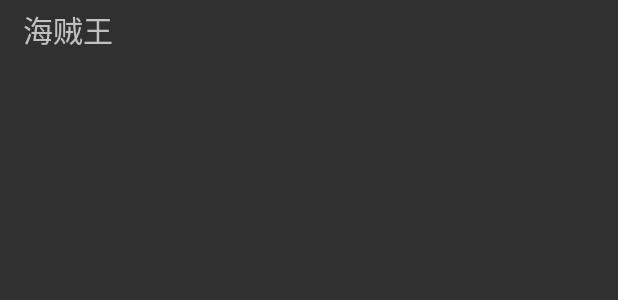
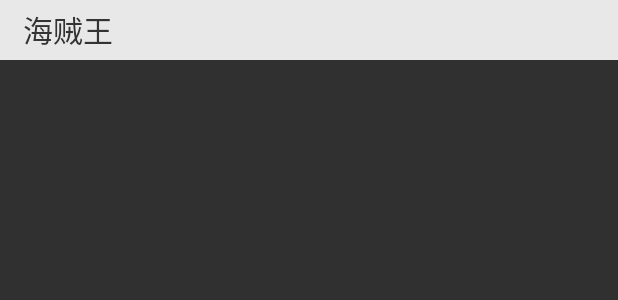
Before and after one commit to DengHuiJun/AndroidTranningDemo, an Android app: the layout main_list_item.xml on its own in the app's theme, with its tools: preview values and no code run, on a phone screen of 412 x 824 dp. Shown: the top 300 px of the screen. Run offline under Robolectric (Android 15) with nearby library versions, the phone set to English and light mode, and no system bars.

Commit message:
Add自定义学习

```diff
--- a/app/src/main/java/com/zero/androidtranningdemo/AppContext.java
+++ b/app/src/main/java/com/zero/androidtranningdemo/AppContext.java
@@ -42,4 +42,8 @@
         }
         return processName;
     }
+
+    public static String printMermory() {
+        return "";
+    }
 }
--- /dev/null
+++ b/app/src/main/res/drawable/common_list_item_bg.xml
@@ -0,0 +1,8 @@
+<?xml version="1.0" encoding="utf-8"?>
+
+<selector xmlns:android="http://schemas.android.com/apk/res/android">
+    <item android:drawable="@color/common_item_bg_pressed" android:state_focused="true" />
+    <item android:drawable="@color/common_item_bg_pressed" android:state_pressed="true" />
+    <item android:drawable="@color/common_item_bg_pressed" android:state_selected="true" />
+    <item android:drawable="@color/common_list_item_bg_normal" />
+</selector>
--- a/app/src/main/res/layout/main_list_item.xml
+++ b/app/src/main/res/layout/main_list_item.xml
@@ -2,7 +2,8 @@
 <LinearLayout xmlns:android="http://schemas.android.com/apk/res/android"
     android:orientation="vertical"
     android:layout_width="match_parent"
-    android:layout_height="wrap_content">
+    android:layout_height="wrap_content"
+    android:background="@drawable/common_list_item_bg" >
 
     <LinearLayout
         android:id="@+id/main_item_ly"
@@ -32,7 +33,8 @@
                 android:layout_height="40dp"
                 android:textSize="20sp"
                 android:text="海贼王"
-                android:gravity="left|center_vertical" />
+                android:gravity="left|center_vertical"
+                android:textColor="@color/font_color"/>
 
         </LinearLayout>
 
--- a/app/src/main/res/values/colors.xml
+++ b/app/src/main/res/values/colors.xml
@@ -2,7 +2,10 @@
 <resources>
     <color name="title_bar_bg">#3498DB</color>
     <color name="title_bar_btn_bg">#1ABC9C</color>
-    <color name="font_color">#ECF0F1</color>
+    <color name="font_color">#333333</color>
 
     <color name="main_activity_bg">#e8e8e8</color>
+
+    <color name="common_item_bg_pressed">#fffff8d7</color>
+    <color name="common_list_item_bg_normal">@color/main_activity_bg</color>
 </resources>
--- a/build.gradle
+++ b/build.gradle
@@ -9,7 +9,7 @@
     }
     dependencies {
         classpath 'com.android.tools.build:gradle:2.3.0'
-        classpath 'me.denghui.gradle:lintplugin:0.5.0'
+//        classpath 'me.denghui.gradle:lintplugin:0.5.0'
         // NOTE: Do not place your application dependencies here; they belong
         // in the individual module build.gradle files
     }
--- a/lintplugin/build.gradle
+++ b/lintplugin/build.gradle
@@ -8,7 +8,7 @@
 }
 
 group='me.denghui.gradle'
-version='0.5.0'
+version='0.6.0'
 
 uploadArchives {
     repositories {
--- a/settings.gradle
+++ b/settings.gradle
@@ -1 +1,2 @@
-include ':app','lintplugin'
+include ':app'
+//include ':lintplugin'
```
Also changed, not shown: app/build.gradle (+31 -14 lines), app/src/main/AndroidManifest.xml (+10 -7 lines), app/src/main/java/com/zero/androidtranningdemo/MainActivity.java (+10 -0 lines), app/src/main/java/com/zero/androidtranningdemo/activities/CoreUtilsActivity.java (added, +15 -0 lines), app/src/main/java/com/zero/androidtranningdemo/customeview/BaseView.java (added, +66 -0 lines), app/src/main/java/com/zero/androidtranningdemo/customeview/CustomViewActivity.java (added, +17 -0 lines), app/src/main/java/com/zero/androidtranningdemo/utils/SingleTest.java (added, +21 -0 lines), app/src/main/res/layout/activity_core_utils.xml (added, +9 -0 lines), app/src/main/res/layout/activity_custome_view.xml (added, +14 -0 lines), lintplugin/libs/javassist.jar (added), 4 other files.
